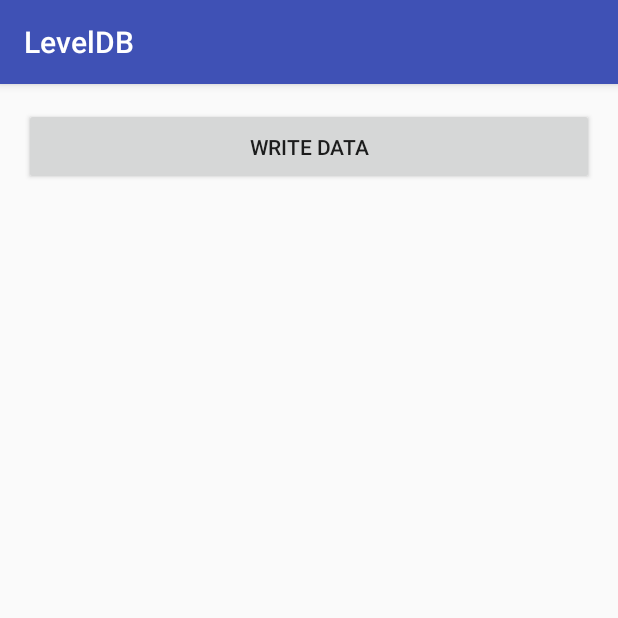
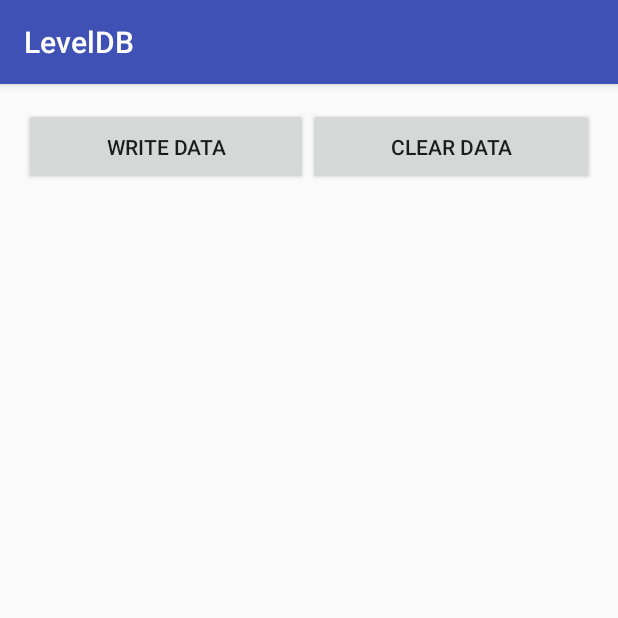
Before and after one commit to JoeriSmits/MAD_DB_Experiments, an Android app: the screen it shows after launch (MainActivity), on a phone screen of 412 x 824 dp, the top half of it. Run offline under Robolectric (Android 15) with nearby library versions, the phone set to English and light mode, and no system bars; libraries missing offline, so code that uses them is left out: com.github.hf.leveldb; 1 statement that could not run was skipped.

Commit message:
Added clear database button and writing data now automatically refreshes listview

```diff
--- a/LevelDB/Android/app/src/main/java/nl/han/ica/mad/leveldb/LevelDBHandler.java
+++ b/LevelDB/Android/app/src/main/java/nl/han/ica/mad/leveldb/LevelDBHandler.java
@@ -4,6 +4,7 @@ import android.content.Context;
 
 import com.github.hf.leveldb.Iterator;
 import com.github.hf.leveldb.LevelDB;
+import com.github.hf.leveldb.Snapshot;
 import com.github.hf.leveldb.exception.LevelDBException;
 
 import java.util.ArrayList;
@@ -25,19 +26,6 @@ public class LevelDBHandler {
 
     public LevelDBHandler(Context context) {
         this.context = context;
-    }
-    public List<String> getAllWeatherIds() throws LevelDBException {
-        final LevelDB currentInstance = getInstance();
-        List<String> knownIds = new ArrayList<>();
-        Iterator iterator = currentInstance.iterator();
-        for (iterator.seekToFirst(); iterator.isValid(); iterator.next()) {
-            String currentKeyId = new String(iterator.key()).split("-")[0];
-            if (!knownIds.contains(currentKeyId)) {
-                knownIds.add(currentKeyId);
-            }
-        }
-        currentInstance.close();
-        return knownIds;
     }
 
     public Weather get(String weatherId) throws LevelDBException {
@@ -66,12 +54,34 @@ public class LevelDBHandler {
         currentInstance.close();
     }
 
+    public void clear() throws LevelDBException {
+        final LevelDB currentInstance = getInstance();
+        final Iterator iterator = currentInstance.iterator();
+        for (iterator.seekToFirst(); iterator.isValid(); iterator.next()) {
+            currentInstance.del(iterator.key());
+        }
+        currentInstance.close();
+    }
+
+    public List<String> getAllWeatherIds() throws LevelDBException {
+        final LevelDB currentInstance = getInstance();
+        final List<String> knownIds = new ArrayList<>();
+        final Iterator iterator = currentInstance.iterator();
+        for (iterator.seekToFirst(); iterator.isValid(); iterator.next()) {
+            String currentKeyId = new String(iterator.key()).split("-")[0];
+            if (!knownIds.contains(currentKeyId)) {
+                knownIds.add(currentKeyId);
+            }
+        }
+        currentInstance.close();
+        return knownIds;
+    }
+
     private byte[] getKey(String weatherId, String keyName) {
         return (weatherId + "-" + keyName).getBytes();
     }
 
     private LevelDB getInstance() throws LevelDBException {
-        String path = context.getCacheDir().getPath();
         return LevelDB.open(context.getCacheDir().getPath() + "/leveldb.db", LevelDB.configure().createIfMissing(true));
     }
 
--- a/LevelDB/Android/app/src/main/java/nl/han/ica/mad/leveldb/MainActivity.java
+++ b/LevelDB/Android/app/src/main/java/nl/han/ica/mad/leveldb/MainActivity.java
@@ -41,7 +41,7 @@ public class MainActivity extends AppCompatActivity {
         );
         listView.setAdapter(weatherArrayAdapter);
 
-        //Set button listener
+        //Set button listeners
         final Button writeDataButton = (Button) findViewById(R.id.writeDataBtn);
         writeDataButton.setOnClickListener(new View.OnClickListener() {
             @Override
@@ -49,11 +49,20 @@ public class MainActivity extends AppCompatActivity {
                 writeData();
             }
         });
+
+        final Button clearDataButton = (Button) findViewById(R.id.clearDataBtn);
+        clearDataButton.setOnClickListener(new View.OnClickListener() {
+            @Override
+            public void onClick(View view) {
+                clearData();
+            }
+        });
+
         //Read data
         readData();
     }
 
-    public void readData() {
+    private void readData() {
         final LevelDBHandler handler = new LevelDBHandler(this);
         weatherArrayList.clear();
         try {
@@ -76,5 +85,16 @@ public class MainActivity extends AppCompatActivity {
                 Log.e("LevelDBWrite", e.getMessage());
             }
         }
+        readData();
+    }
+
+    private void clearData() {
+        final LevelDBHandler handler = new LevelDBHandler(this);
+        try {
+            handler.clear();
+        } catch (LevelDBException e) {
+            Log.e("LevelDBClear", e.getMessage());
+        }
+        readData();
     }
 }
--- a/LevelDB/Android/app/src/main/res/layout/activity_main.xml
+++ b/LevelDB/Android/app/src/main/res/layout/activity_main.xml
@@ -1,23 +1,41 @@
-<RelativeLayout xmlns:android="http://schemas.android.com/apk/res/android"
+<LinearLayout xmlns:android="http://schemas.android.com/apk/res/android"
     xmlns:tools="http://schemas.android.com/tools"
     android:layout_width="match_parent"
     android:layout_height="match_parent"
+    android:orientation="vertical"
     android:paddingBottom="@dimen/activity_vertical_margin"
     android:paddingLeft="@dimen/activity_horizontal_margin"
     android:paddingRight="@dimen/activity_horizontal_margin"
     android:paddingTop="@dimen/activity_vertical_margin"
     tools:context="nl.han.ica.mad.leveldb.MainActivity">
 
-    <Button
-        android:id="@+id/writeDataBtn"
+    <LinearLayout xmlns:android="http://schemas.android.com/apk/res/android"
+        xmlns:tools="http://schemas.android.com/tools"
         android:layout_width="match_parent"
         android:layout_height="wrap_content"
-        android:padding="@dimen/activity_horizontal_margin"
-        android:text="Write Data"/>
+        android:orientation="horizontal"
+        android:weightSum="2">
+
+        <Button
+            android:id="@+id/writeDataBtn"
+            android:layout_width="wrap_content"
+            android:layout_height="wrap_content"
+            android:padding="@dimen/activity_horizontal_margin"
+            android:text="Write Data"
+            android:layout_weight="1"/>
+
+        <Button
+            android:id="@+id/clearDataBtn"
+            android:layout_width="wrap_content"
+            android:layout_height="wrap_content"
+            android:padding="@dimen/activity_horizontal_margin"
+            android:text="Clear Data"
+            android:layout_weight="1"/>
+    </LinearLayout>
 
     <ListView
         android:id="@+id/list"
         android:layout_width="match_parent"
         android:layout_height="wrap_content"
-        android:layout_below="@+id/writeDataBtn"/>
-</RelativeLayout>
+        android:layout_below="@+id/writeDataBtn" />
+</LinearLayout>
```
